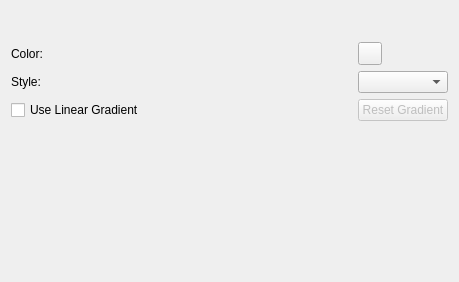
Qt form src/libkstapp/filltab.ui (Kst-plot/kst) before a commit.
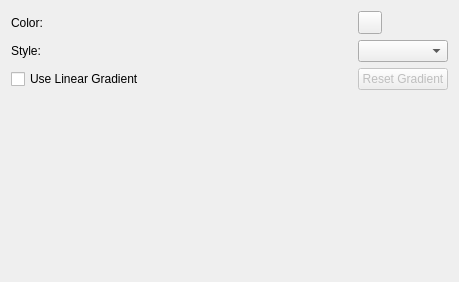
The same form after that commit. Custom widgets are drawn as their Qt base class.

Commit message: Fix display of filltab when used on PlotItemDialog.

Patch:
```diff
--- a/src/libkstapp/filltab.ui
+++ b/src/libkstapp/filltab.ui
@@ -79,6 +79,19 @@
      </property>
     </widget>
    </item>
+   <item>
+    <spacer>
+     <property name="orientation" >
+      <enum>Qt::Vertical</enum>
+     </property>
+     <property name="sizeHint" >
+      <size>
+       <width>20</width>
+       <height>40</height>
+      </size>
+     </property>
+    </spacer>
+   </item>
   </layout>
  </widget>
  <customwidgets>
```
